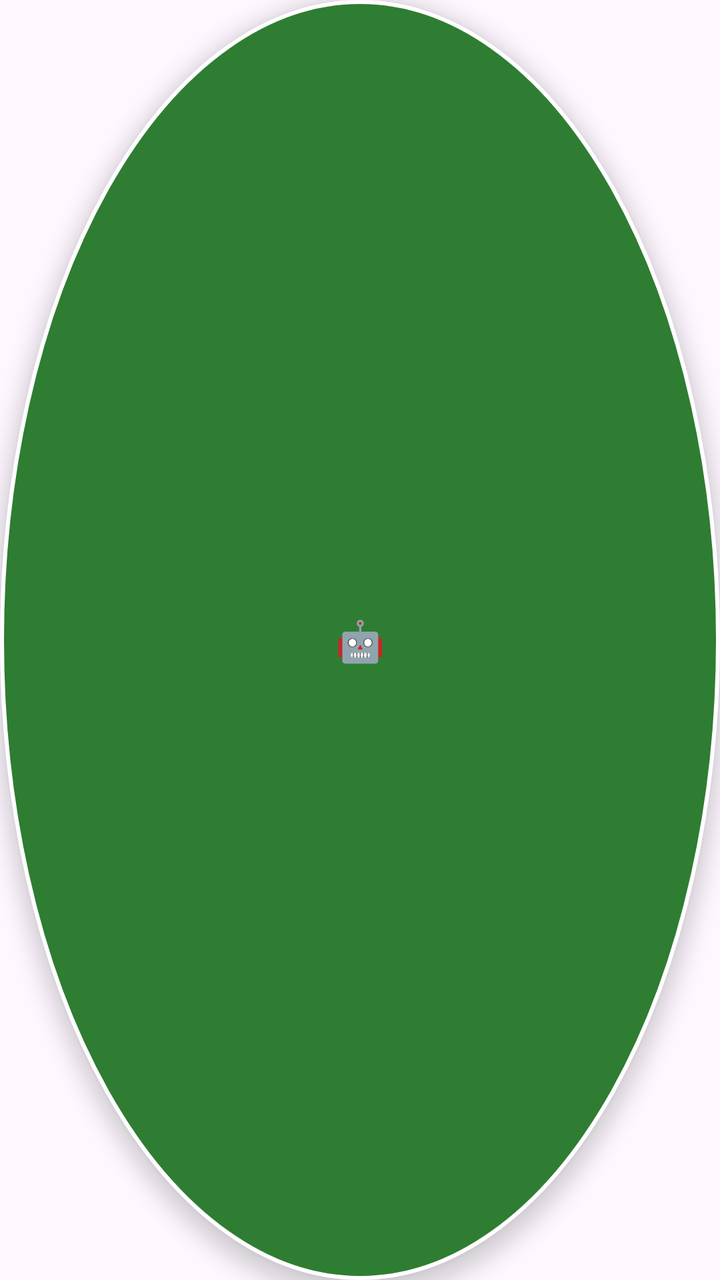
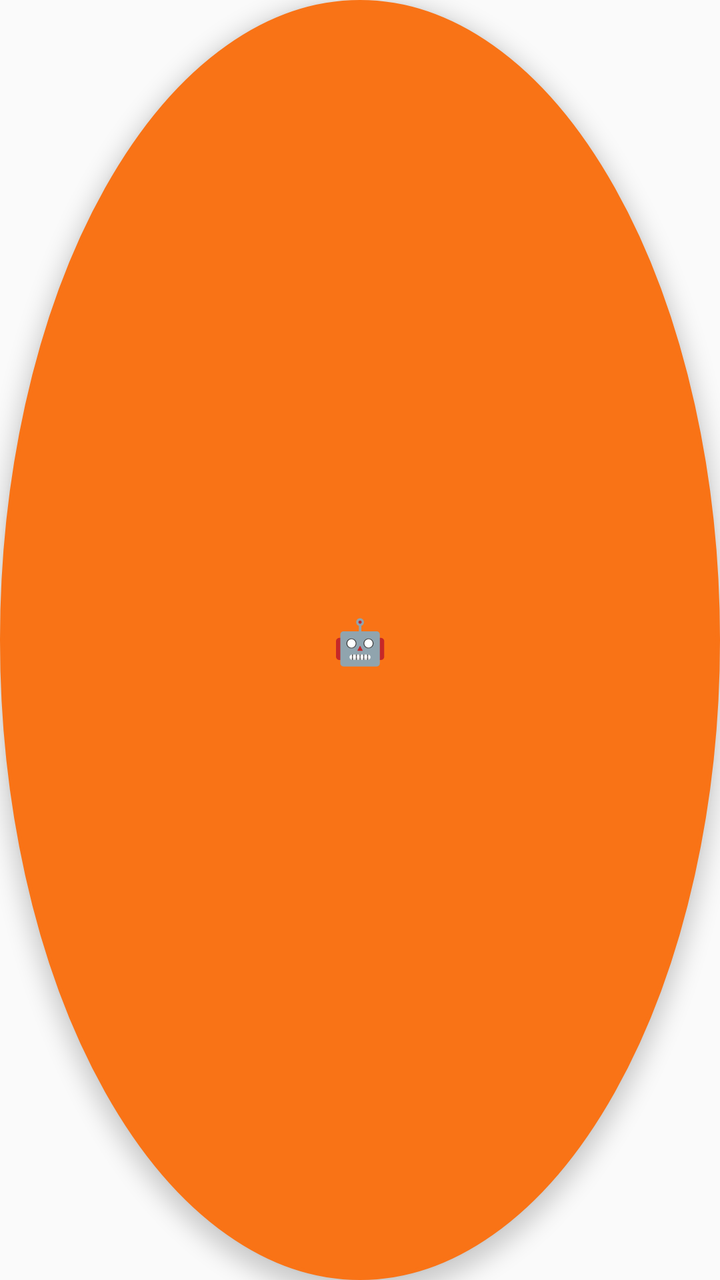

Two renders of the same Android screen: before a commit and after it. Below are the layout's source before the change and the commit's diff.
<!-- AndroidManifest.xml: application theme Theme.ClothingSI -->
<!-- res/layout/view_agent_fab.xml -->
<?xml version="1.0" encoding="utf-8"?>
<TextView xmlns:android="http://schemas.android.com/apk/res/android"
    android:id="@+id/agent_fab"
    android:layout_width="40dp"
    android:layout_height="40dp"
    android:text="🤖"
    android:textSize="20dp"
    android:gravity="center"
    android:background="@drawable/agent_fab_bg"
    android:elevation="6dp"
    android:clickable="true"
    android:focusable="true" />
<!-- resources referenced by this layout -->
<resources>
  <!-- drawable agent_fab_bg (drawable) -->
  <?xml version="1.0" encoding="utf-8"?>
  <shape xmlns:android="http://schemas.android.com/apk/res/android"
      android:shape="oval">
      <solid android:color="@color/primary" />
      <stroke android:width="2dp" android:color="#FFFFFFFF" />
  </shape>
  <style name="Theme.ClothingSI" parent="Theme.Material3.Light.NoActionBar">
          <item name="colorPrimary">@color/primary</item>
          <item name="colorPrimaryDark">@color/primary_dark</item>
          <item name="colorAccent">@color/accent</item>
          <item name="android:statusBarColor">@android:color/transparent</item>
          <item name="android:navigationBarColor">@color/white</item>
          
          <item name="android:windowLightStatusBar">true</item>
          
          <item name="android:fontFamily">sans-serif</item>
          <item name="android:textViewStyle">@style/TextView.Base</item>
      </style>
  <color name="primary">#2E7D32</color>
  <color name="primary_dark">#1B5E20</color>
  <color name="accent">#66BB6A</color>
  <color name="white">#FFFFFF</color>
  <style name="TextView.Base" parent="android:Widget.TextView">
          <item name="android:fontFamily">sans-serif</item>
      </style>
</resources>

<!-- the commit's change to res/layout/view_agent_fab.xml (unified diff, before → after) -->
@@ -1,12 +1,13 @@
 <?xml version="1.0" encoding="utf-8"?>
 <TextView xmlns:android="http://schemas.android.com/apk/res/android"
     android:id="@+id/agent_fab"
-    android:layout_width="40dp"
-    android:layout_height="40dp"
+    android:layout_width="44dp"
+    android:layout_height="44dp"
     android:text="🤖"
-    android:textSize="20dp"
+    android:textSize="22sp"
     android:gravity="center"
     android:background="@drawable/agent_fab_bg"
+    android:backgroundTint="@color/md_primary"
     android:elevation="6dp"
     android:clickable="true"
     android:focusable="true" />
<!-- resource entries referenced after the edit -->
@@ -1,5 +1,6 @@
 <!-- resources referenced by this layout -->
 <resources>
+  <color name="md_primary">#F97316</color>
   <!-- drawable agent_fab_bg (drawable) -->
   <?xml version="1.0" encoding="utf-8"?>
   <shape xmlns:android="http://schemas.android.com/apk/res/android"
@@ -8,21 +9,57 @@
       <stroke android:width="2dp" android:color="#FFFFFFFF" />
   </shape>
   <style name="Theme.ClothingSI" parent="Theme.Material3.Light.NoActionBar">
-          <item name="colorPrimary">@color/primary</item>
-          <item name="colorPrimaryDark">@color/primary_dark</item>
-          <item name="colorAccent">@color/accent</item>
+          
+          <item name="colorPrimary">@color/md_primary</item>
+          <item name="colorOnPrimary">@color/md_on_primary</item>
+          <item name="colorPrimaryContainer">@color/md_primary_container</item>
+          <item name="colorOnPrimaryContainer">@color/md_on_primary_container</item>
+  
+          
+          <item name="colorSecondary">@color/md_secondary</item>
+          <item name="colorOnSecondary">@color/md_on_secondary</item>
+          <item name="colorSecondaryContainer">@color/md_secondary_container</item>
+          <item name="colorOnSecondaryContainer">@color/md_on_secondary_container</item>
+  
+          
+          <item name="android:colorBackground">@color/md_surface_container_low</item>
+          <item name="colorSurface">@color/md_surface</item>
+          <item name="colorOnSurface">@color/md_on_surface</item>
+          <item name="colorOnSurfaceVariant">@color/md_on_surface_variant</item>
+  
+          
+          <item name="colorOutline">@color/md_outline</item>
+          <item name="colorOutlineVariant">@color/md_outline_variant</item>
+  
+          
+          <item name="colorError">@color/md_error</item>
+          <item name="colorOnError">@color/md_on_error</item>
+  
+          
           <item name="android:statusBarColor">@android:color/transparent</item>
-          <item name="android:navigationBarColor">@color/white</item>
-          
+          <item name="android:navigationBarColor">@color/md_surface</item>
           <item name="android:windowLightStatusBar">true</item>
+  
           
           <item name="android:fontFamily">sans-serif</item>
           <item name="android:textViewStyle">@style/TextView.Base</item>
       </style>
   <color name="primary">#2E7D32</color>
-  <color name="primary_dark">#1B5E20</color>
-  <color name="accent">#66BB6A</color>
-  <color name="white">#FFFFFF</color>
+  <color name="md_on_primary">#FFFFFF</color>
+  <color name="md_primary_container">#FFF7ED</color>
+  <color name="md_on_primary_container">#5C3D00</color>
+  <color name="md_secondary">#2563EB</color>
+  <color name="md_on_secondary">#FFFFFF</color>
+  <color name="md_secondary_container">#DBEAFE</color>
+  <color name="md_on_secondary_container">#001A3E</color>
+  <color name="md_surface_container_low">#FAFAFA</color>
+  <color name="md_surface">#FFFFFF</color>
+  <color name="md_on_surface">#1F2937</color>
+  <color name="md_on_surface_variant">#9CA3AF</color>
+  <color name="md_outline">#9CA3AF</color>
+  <color name="md_outline_variant">#D1D5DB</color>
+  <color name="md_error">#EF4444</color>
+  <color name="md_on_error">#FFFFFF</color>
   <style name="TextView.Base" parent="android:Widget.TextView">
           <item name="android:fontFamily">sans-serif</item>
       </style>
